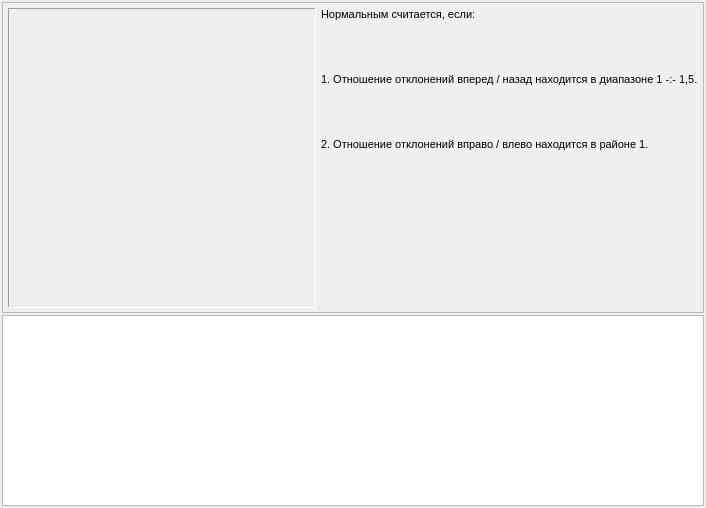
Above: metodics/dynamic_tests/cross/crossvisualize.ui from grigp/a-analyser before the change. Below: the same form after it.
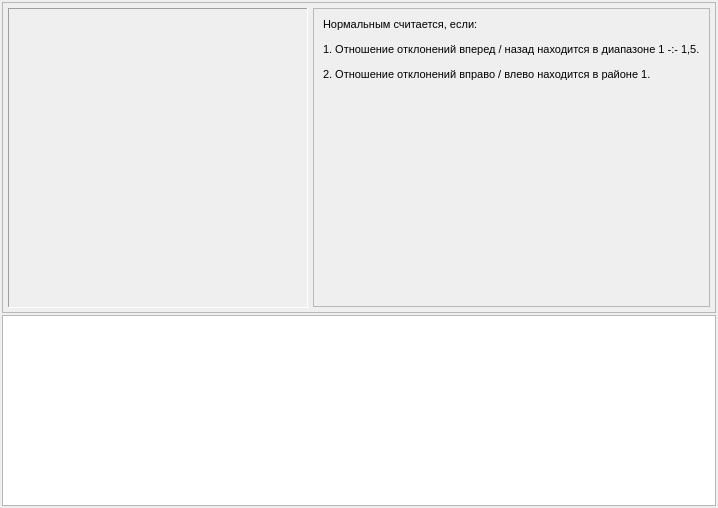
That is the form after the change.

Patch:
```diff
--- a/metodics/dynamic_tests/cross/crossvisualize.ui
+++ b/metodics/dynamic_tests/cross/crossvisualize.ui
@@ -96,13 +96,58 @@
        </widget>
       </item>
       <item>
-       <widget class="QLabel" name="lblNorm">
-        <property name="text">
-         <string>&lt;html&gt;&lt;head/&gt;&lt;body&gt;&lt;p&gt;&lt;span style=&quot; font-size:8pt;&quot;&gt;Нормальным считается, если:&lt;/span&gt;&lt;/p&gt;&lt;p&gt;&lt;br/&gt;&lt;/p&gt;&lt;p&gt;&lt;span style=&quot; font-size:8pt;&quot;&gt;1. Отношение отклонений вперед / назад находится в диапазоне 1 -:- 1,5.&lt;/span&gt;&lt;/p&gt;&lt;p&gt;&lt;br/&gt;&lt;/p&gt;&lt;p&gt;&lt;span style=&quot; font-size:8pt;&quot;&gt;2. Отношение отклонений вправо / влево находится в районе 1.&lt;/span&gt;&lt;/p&gt;&lt;/body&gt;&lt;/html&gt;</string>
+       <widget class="QFrame" name="frNorm">
+        <property name="frameShape">
+         <enum>QFrame::StyledPanel</enum>
         </property>
-        <property name="alignment">
-         <set>Qt::AlignLeading|Qt::AlignLeft|Qt::AlignTop</set>
+        <property name="frameShadow">
+         <enum>QFrame::Raised</enum>
         </property>
+        <layout class="QVBoxLayout" name="verticalLayout_2">
+         <item>
+          <widget class="QLabel" name="lblNorm">
+           <property name="sizePolicy">
+            <sizepolicy hsizetype="Preferred" vsizetype="Preferred">
+             <horstretch>0</horstretch>
+             <verstretch>0</verstretch>
+            </sizepolicy>
+           </property>
+           <property name="maximumSize">
+            <size>
+             <width>16777215</width>
+             <height>16777215</height>
+            </size>
+           </property>
+           <property name="font">
+            <font>
+             <pointsize>12</pointsize>
+            </font>
+           </property>
+           <property name="text">
+            <string>&lt;html&gt;&lt;head/&gt;&lt;body&gt;&lt;p&gt;&lt;span style=&quot; font-size:8pt;&quot;&gt;Нормальным считается, если:&lt;/span&gt;&lt;/p&gt;&lt;p&gt;&lt;span style=&quot; font-size:8pt;&quot;&gt;1. Отношение отклонений вперед / назад находится в диапазоне 1 -:- 1,5.&lt;/span&gt;&lt;/p&gt;&lt;p&gt;&lt;span style=&quot; font-size:8pt;&quot;&gt;2. Отношение отклонений вправо / влево находится в районе 1.&lt;/span&gt;&lt;/p&gt;&lt;/body&gt;&lt;/html&gt;</string>
+           </property>
+           <property name="alignment">
+            <set>Qt::AlignLeading|Qt::AlignLeft|Qt::AlignTop</set>
+           </property>
+           <property name="wordWrap">
+            <bool>false</bool>
+           </property>
+          </widget>
+         </item>
+         <item>
+          <spacer name="verticalSpacer">
+           <property name="orientation">
+            <enum>Qt::Vertical</enum>
+           </property>
+           <property name="sizeHint" stdset="0">
+            <size>
+             <width>20</width>
+             <height>40</height>
+            </size>
+           </property>
+          </spacer>
+         </item>
+        </layout>
        </widget>
       </item>
      </layout>
```
